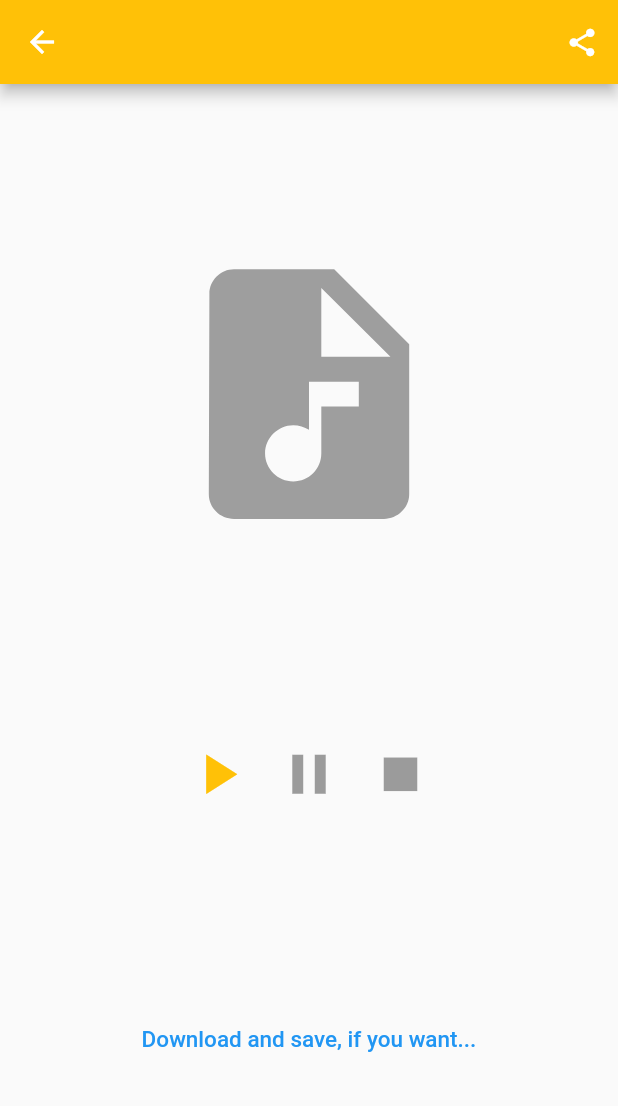
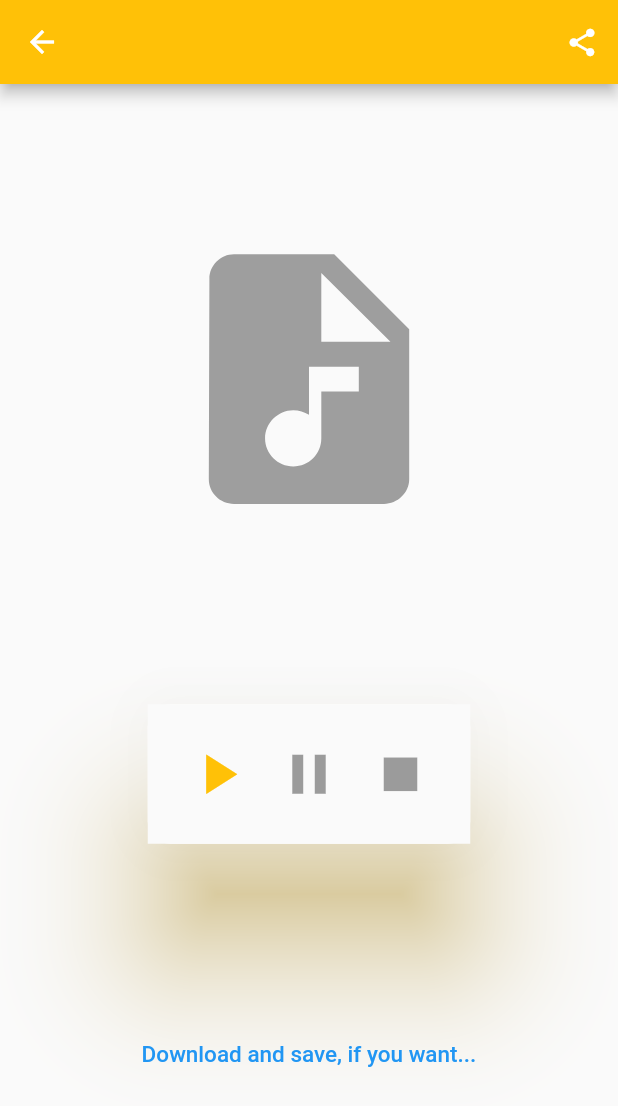
Before and after one commit to vahidmohammadisan/clean-flutter-song-listening-app, a Flutter app: the AudioApp screen opened directly with empty values, on a phone screen of 412 x 824 dp. Shown: the top 1106 px of the screen. Run offline on Flutter 3.47's test engine with Material 2 defaults, Android fonts, the phone set to English and light mode, and no system bars; our stand-ins replace bloc, dartz, equatable, flutter_bloc, get, get_it and 3 more; missing offline and left inert: audioplayer; network calls fail.

Commit message:
card is added

```diff
--- a/lib/presentation/pages/play_music.dart
+++ b/lib/presentation/pages/play_music.dart
@@ -224,7 +224,14 @@ class _AudioAppState extends State<AudioApp> {
                       Icons.audio_file,
                       color: (isDownloaded) ? Colors.amber : Colors.grey,
                     )),
-                Material(child: _buildPlayer()),
+                Card(
+                    elevation: 40,
+                    shadowColor: Colors.amber,
+                    margin: const EdgeInsets.all(20),
+                    shape: RoundedRectangleBorder(
+                      borderRadius: BorderRadius.circular(15.0),
+                    ),
+                    child: Material(child: _buildPlayer())),
                 //if (!kIsWeb)
                 //  localFilePath != null ? Text(localFilePath) : Container(),
                 if (!kIsWeb)
```
Also changed, not shown: lib/presentation/pages/listing_page.dart (+7 -4 lines).
